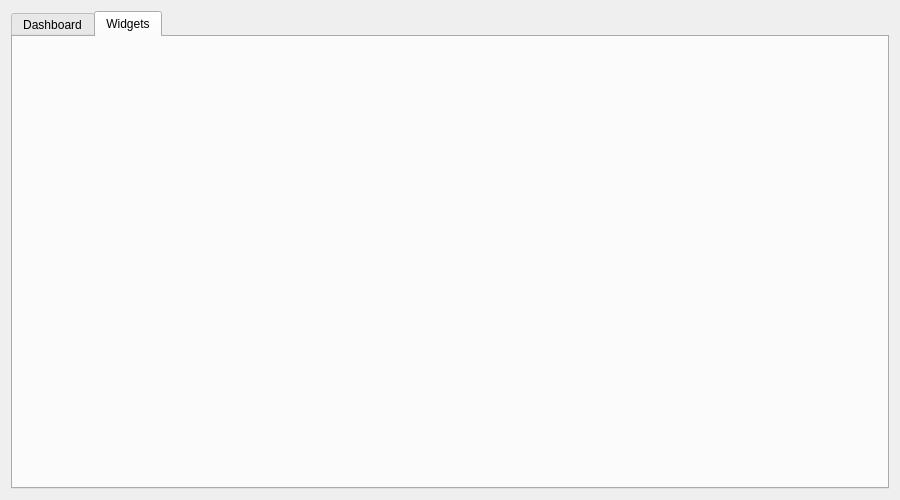
Above: src/ui/window.ui from EduardFrlicka/ICP-Projekt before the change. Below: the same form after it.
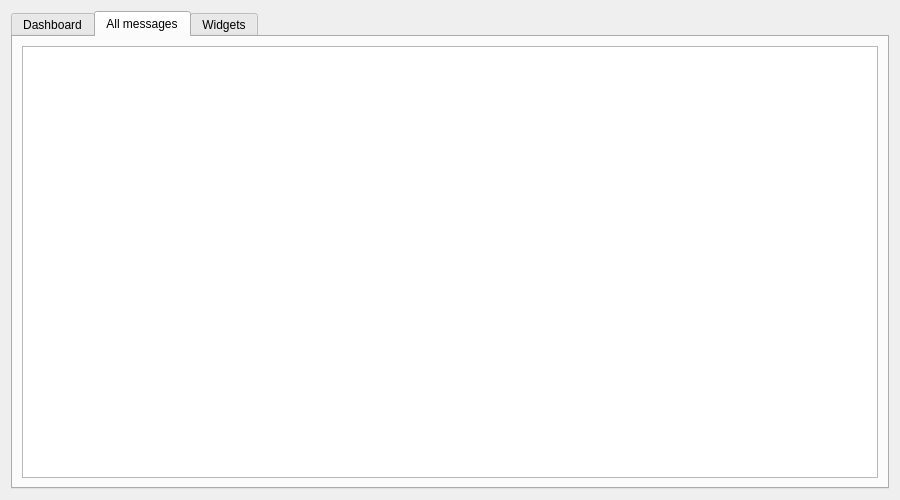
That is the form after the change. The open tabs and pages were chosen to show the change.

Patch:
```diff
--- a/src/ui/window.ui
+++ b/src/ui/window.ui
@@ -284,6 +284,16 @@
      </widget>
      <widget class="QWidget" name="tab_2">
       <attribute name="title">
+       <string>All messages</string>
+      </attribute>
+      <layout class="QGridLayout" name="gridLayout_3">
+       <item row="0" column="0">
+        <widget class="QListWidget" name="listWidget_all"/>
+       </item>
+      </layout>
+     </widget>
+     <widget class="QWidget" name="tab_3">
+      <attribute name="title">
        <string>Widgets</string>
       </attribute>
       <layout class="QGridLayout" name="gridLayout_3"/>
```
Left out of the diff: 1 changed line with no effect on the pictures.
